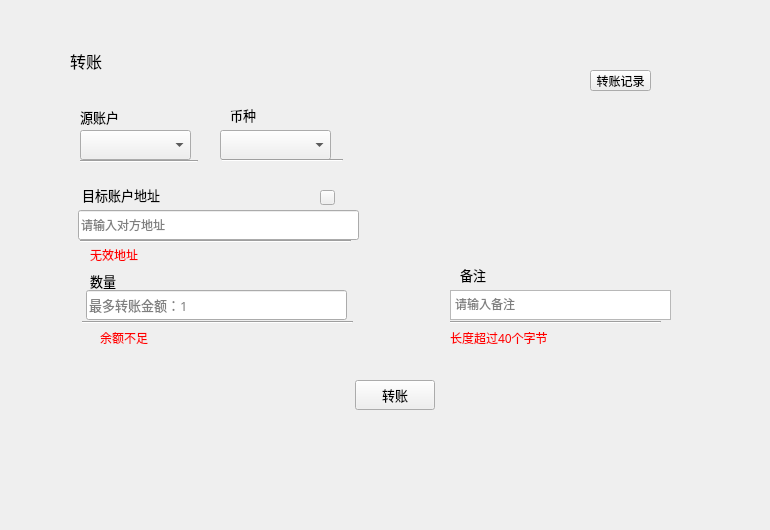
Above: transfer/transferpage.ui from HcashOrg/hx-indicator before the change. Below: the same form after it.
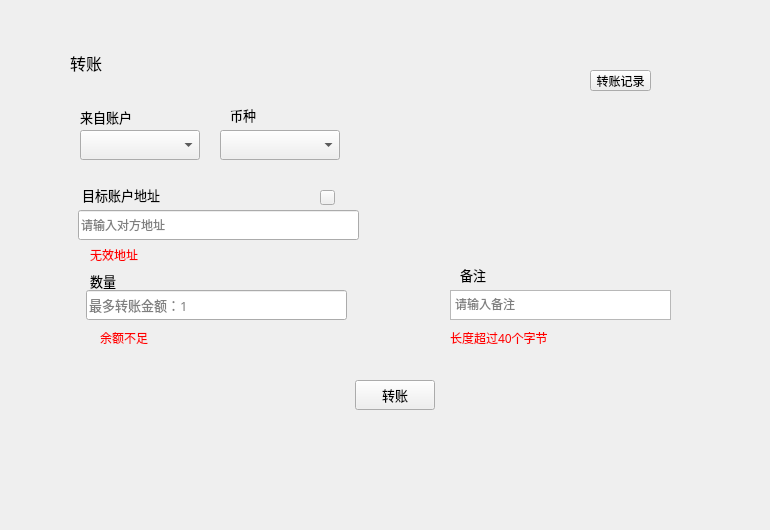
That is the form after the change.

```diff
--- a/transfer/transferpage.ui
+++ b/transfer/transferpage.ui
@@ -26,7 +26,7 @@
     <rect>
      <x>80</x>
      <y>105</y>
-     <width>60</width>
+     <width>120</width>
      <height>24</height>
     </rect>
    </property>
@@ -37,7 +37,7 @@
     </font>
    </property>
    <property name="text">
-    <string>源账户</string>
+    <string>来自账户</string>
    </property>
    <property name="alignment">
     <set>Qt::AlignLeading|Qt::AlignLeft|Qt::AlignVCenter</set>
@@ -207,8 +207,8 @@
     <rect>
      <x>70</x>
      <y>50</y>
-     <width>80</width>
-     <height>22</height>
+     <width>200</width>
+     <height>26</height>
     </rect>
    </property>
    <property name="font">
@@ -232,7 +232,7 @@
     <rect>
      <x>80</x>
      <y>130</y>
-     <width>111</width>
+     <width>120</width>
      <height>30</height>
     </rect>
    </property>
@@ -293,7 +293,7 @@
     <rect>
      <x>220</x>
      <y>130</y>
-     <width>111</width>
+     <width>120</width>
      <height>30</height>
     </rect>
    </property>
@@ -365,7 +365,7 @@
     <rect>
      <x>230</x>
      <y>105</y>
-     <width>54</width>
+     <width>120</width>
      <height>20</height>
     </rect>
    </property>
@@ -378,71 +378,6 @@
     <string>币种</string>
    </property>
   </widget>
-  <widget class="Line" name="line">
-   <property name="geometry">
-    <rect>
-     <x>80</x>
-     <y>160</y>
-     <width>118</width>
-     <height>3</height>
-    </rect>
-   </property>
-   <property name="orientation">
-    <enum>Qt::Horizontal</enum>
-   </property>
-  </widget>
-  <widget class="Line" name="line_2">
-   <property name="geometry">
-    <rect>
-     <x>222</x>
-     <y>150</y>
-     <width>121</width>
-     <height>20</height>
-    </rect>
-   </property>
-   <property name="orientation">
-    <enum>Qt::Horizontal</enum>
-   </property>
-  </widget>
-  <widget class="Line" name="line_3">
-   <property name="geometry">
-    <rect>
-     <x>80</x>
-     <y>233</y>
-     <width>271</width>
-     <height>16</height>
-    </rect>
-   </property>
-   <property name="orientation">
-    <enum>Qt::Horizontal</enum>
-   </property>
-  </widget>
-  <widget class="Line" name="line_5">
-   <property name="geometry">
-    <rect>
-     <x>82</x>
-     <y>314</y>
-     <width>271</width>
-     <height>16</height>
-    </rect>
-   </property>
-   <property name="orientation">
-    <enum>Qt::Horizontal</enum>
-   </property>
-  </widget>
-  <widget class="Line" name="line_7">
-   <property name="geometry">
-    <rect>
-     <x>450</x>
-     <y>314</y>
-     <width>211</width>
-     <height>16</height>
-    </rect>
-   </property>
-   <property name="orientation">
-    <enum>Qt::Horizontal</enum>
-   </property>
-  </widget>
   <widget class="QStackedWidget" name="stackedWidget">
    <property name="geometry">
     <rect>
```
Left out of the diff: 5 changed lines with no effect on the pictures.
